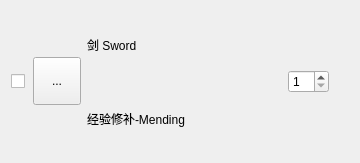
Old version of the form itemlistwidget.ui in the repository Dinosaur-MC/BestEnchSeq.
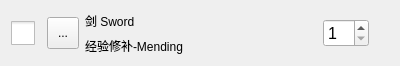
New version of the form.

```diff
--- a/itemlistwidget.ui
+++ b/itemlistwidget.ui
@@ -6,8 +6,8 @@
    <rect>
     <x>0</x>
     <y>0</y>
-    <width>360</width>
-    <height>163</height>
+    <width>400</width>
+    <height>66</height>
    </rect>
   </property>
   <property name="sizePolicy">
@@ -22,19 +22,31 @@
   <layout class="QHBoxLayout" name="horizontalLayout">
    <item>
     <widget class="QCheckBox" name="cb">
+     <property name="sizePolicy">
+      <sizepolicy hsizetype="Fixed" vsizetype="Fixed">
+       <horstretch>0</horstretch>
+       <verstretch>0</verstretch>
+      </sizepolicy>
+     </property>
      <property name="minimumSize">
       <size>
-       <width>16</width>
-       <height>16</height>
+       <width>24</width>
+       <height>24</height>
       </size>
      </property>
+     <property name="styleSheet">
+      <string notr="true">QCheckBox::indicator {
+width: 24px;
+height: 24px;
+}</string>
+     </property>
      <property name="text">
       <string/>
      </property>
      <property name="iconSize">
       <size>
-       <width>16</width>
-       <height>16</height>
+       <width>24</width>
+       <height>24</height>
       </size>
      </property>
      <property name="checkable">
@@ -46,13 +58,19 @@
     <widget class="QToolButton" name="toolButton">
      <property name="minimumSize">
       <size>
-       <width>48</width>
-       <height>48</height>
+       <width>32</width>
+       <height>32</height>
       </size>
      </property>
      <property name="text">
       <string>...</string>
      </property>
+     <property name="iconSize">
+      <size>
+       <width>24</width>
+       <height>24</height>
+      </size>
+     </property>
     </widget>
    </item>
    <item>
@@ -114,6 +132,18 @@
    </item>
    <item>
     <widget class="QSpinBox" name="sb">
+     <property name="minimumSize">
+      <size>
+       <width>32</width>
+       <height>24</height>
+      </size>
+     </property>
+     <property name="font">
+      <font>
+       <pointsize>12</pointsize>
+       <bold>false</bold>
+      </font>
+     </property>
      <property name="minimum">
       <number>1</number>
      </property>
```
